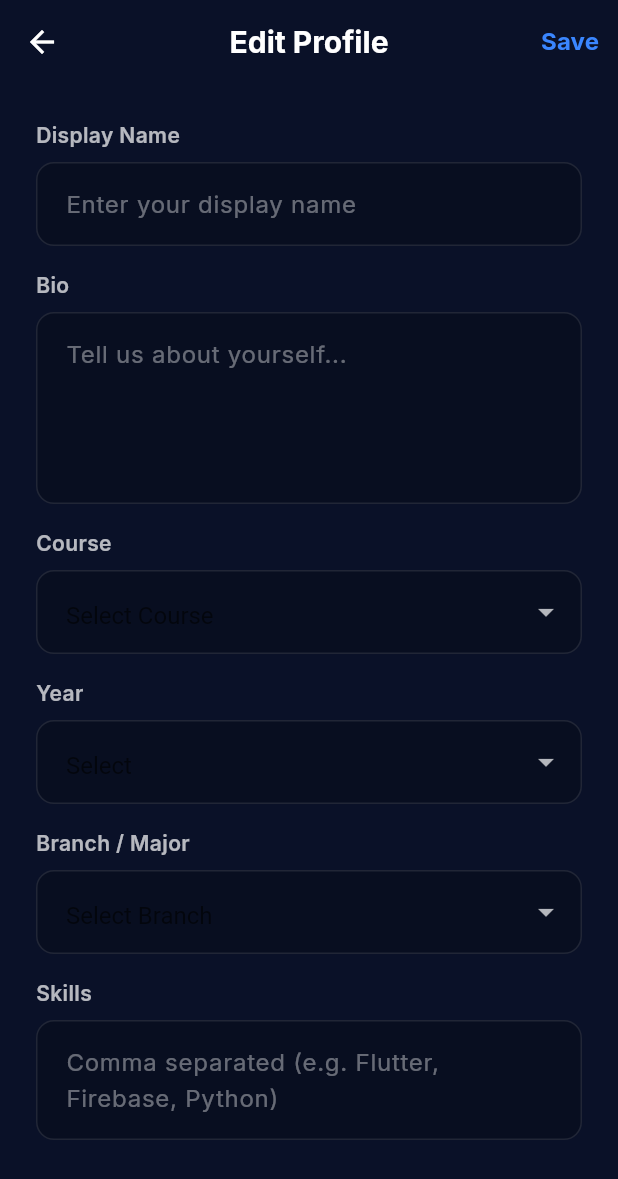
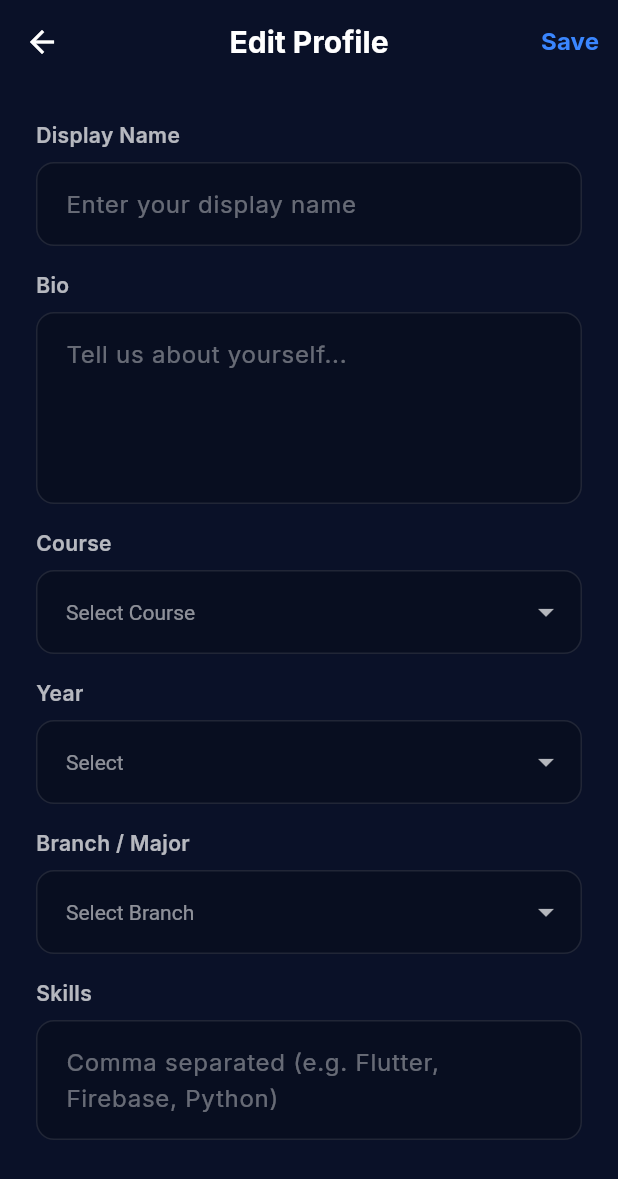
Before and after one commit to krsnawrx/RepuNet, a Flutter app: the EditProfileScreen screen opened directly, on a phone screen of 412 x 824 dp. Shown: the top 1179 px of the screen. Run offline on Flutter 3.47's test engine with Material 3 defaults, Android fonts, the phone set to English and light mode, and no system bars; our stand-ins replace cloud_firestore, firebase_auth, firebase_core, fl_chart, flutter_riverpod, google_fonts; missing offline and left inert: flutter_displaymode; accounts and stored records are empty.

Commit message:
fixed dropdown text color in edit profile

```diff
--- a/lib/screens/edit_profile_screen.dart
+++ b/lib/screens/edit_profile_screen.dart
@@ -401,9 +401,10 @@ class _EditProfileScreenState extends ConsumerState<EditProfileScreen> {
         const SizedBox(height: 8),
         DropdownButtonFormField<String>(
           value: value,
+          hint: Text(hint, style: const TextStyle(color: Colors.white54)),
           icon: const Icon(Icons.arrow_drop_down, color: Colors.white70),
           dropdownColor: const Color(0xFF0D1117),
-          style: const TextStyle(color: Colors.white, fontSize: 16),
+          style: const TextStyle(color: Colors.white),
           items: items.map((item) {
             final display = itemToString != null ? itemToString(item) : item;
             return DropdownMenuItem<String>(
@@ -413,8 +414,6 @@ class _EditProfileScreenState extends ConsumerState<EditProfileScreen> {
           }).toList(),
           onChanged: items.isEmpty ? null : onChanged,
           decoration: InputDecoration(
-            hintText: hint,
-            hintStyle: const TextStyle(color: Colors.white54),
             filled: true,
             fillColor: Colors.black.withValues(alpha: 0.2),
             border: OutlineInputBorder(
```
